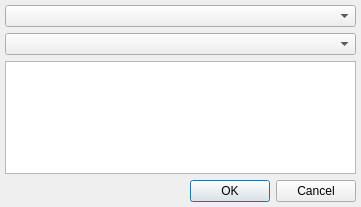
This is useractivitydialog.ui in Vacuum-IM/useractivity as Qt 5 draws it before an edit. The edited form follows.
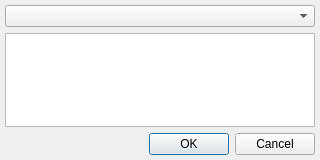
This is the edited form.

Diff of the .ui file:
```diff
--- a/useractivitydialog.ui
+++ b/useractivitydialog.ui
@@ -6,8 +6,8 @@
    <rect>
     <x>0</x>
     <y>0</y>
-    <width>361</width>
-    <height>207</height>
+    <width>320</width>
+    <height>160</height>
    </rect>
   </property>
   <layout class="QVBoxLayout" name="verticalLayout">
@@ -15,10 +15,7 @@
     <number>5</number>
    </property>
    <item>
-    <widget class="QComboBox" name="cmbGeneral"/>
-   </item>
-   <item>
-    <widget class="QComboBox" name="cmbSpecific"/>
+    <widget class="QComboBox" name="cmbActivity"/>
    </item>
    <item>
     <widget class="QPlainTextEdit" name="pteText"/>
```
